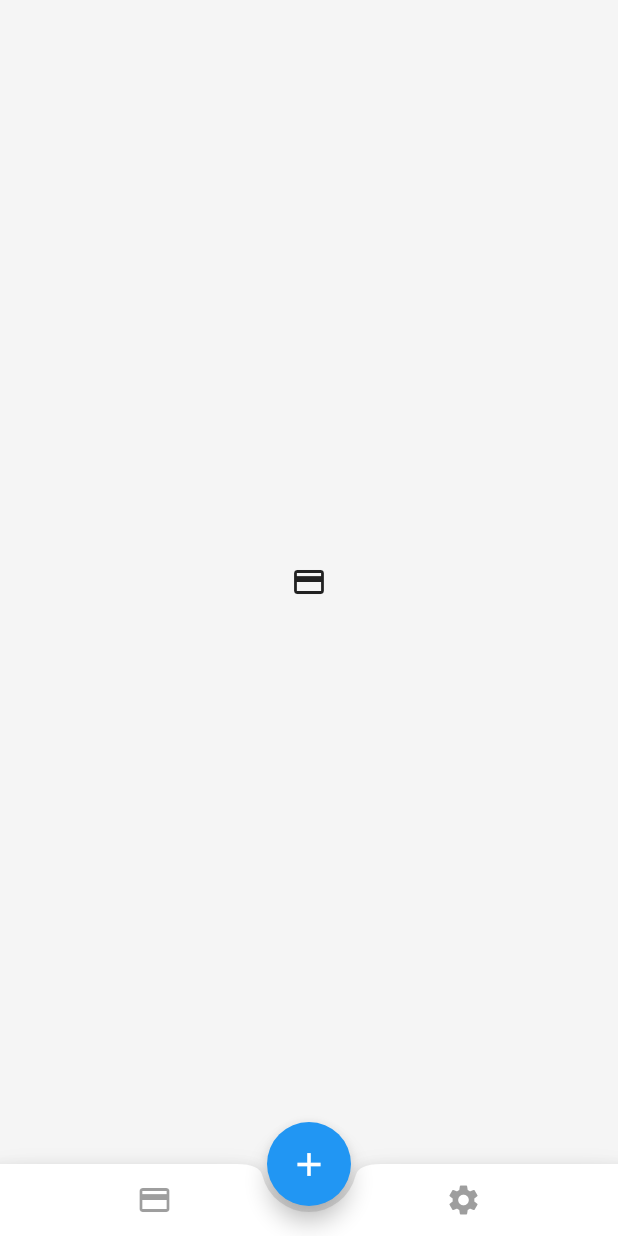
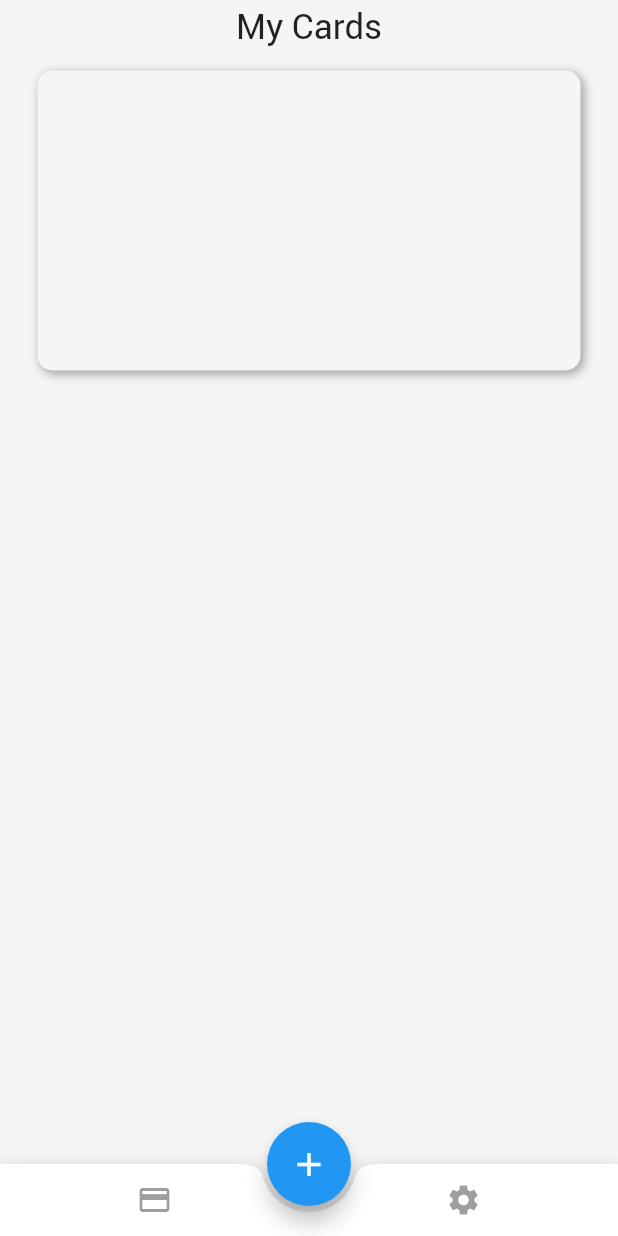
Before and after one commit to feMoraes0/wallet-app, a Flutter app: the screen it shows after launch, on a phone screen of 412 x 824 dp. Run offline on Flutter 3.47's test engine with Material 2 defaults, Android fonts, the phone set to English and light mode, and no system bars.

Commit message:
Added cards tab

```diff
--- a/lib/app/app.dart
+++ b/lib/app/app.dart
@@ -1,4 +1,5 @@
 import "package:flutter/material.dart";
+import 'package:my_wallet/app/cards/cards.dart';
 
 class App extends StatefulWidget {
   App({Key key}) : super(key: key);
@@ -24,18 +25,17 @@ class _AppState extends State<App> {
 
     return Scaffold(
       backgroundColor: Colors.grey[100],
-      body: PageView(
+      body: SafeArea(
+        child: PageView(
           controller: _pageController,
           children: <Widget>[
-          Container(
-            color: Colors.grey[100],
-            child: Icon(Icons.credit_card),
-          ),
+            Cards(),
             Container(
               color: Colors.grey[100],
               child: Icon(Icons.settings),
             ),
           ],
+        ),
       ),
 
       bottomNavigationBar: BottomAppBar(
--- /dev/null
+++ b/lib/app/cards/cards.dart
@@ -0,0 +1,40 @@
+import "package:flutter/material.dart";
+
+class Cards extends StatelessWidget {
+  @override
+  Widget build(BuildContext context) {
+    Size size = MediaQuery.of(context).size;
+
+    return SingleChildScrollView(
+      child: Column(
+        children: <Widget>[
+          Padding(
+            padding: const EdgeInsets.only(top: 5.0, bottom: 15.0),
+            child: Text(
+              "My Cards",
+              style: TextStyle(
+                fontSize: 23.0
+              ),
+            ),
+          ),
+          Container(
+            width: size.width - 50.0,
+            height: 200.0,
+            margin: EdgeInsets.only(bottom: 20.0),
+            decoration: BoxDecoration(
+              color: Colors.grey[100],
+              boxShadow: [
+                BoxShadow(
+                  color: Colors.grey[500],
+                  offset: Offset(2.0, 2.0),
+                  blurRadius: 5.0,
+                ),
+              ],
+              borderRadius: BorderRadius.circular(10.0),
+            ),
+          ),
+        ],
+      ),
+    );
+  }
+}
```
Lines whose indentation alone changed are shown as unchanged.
